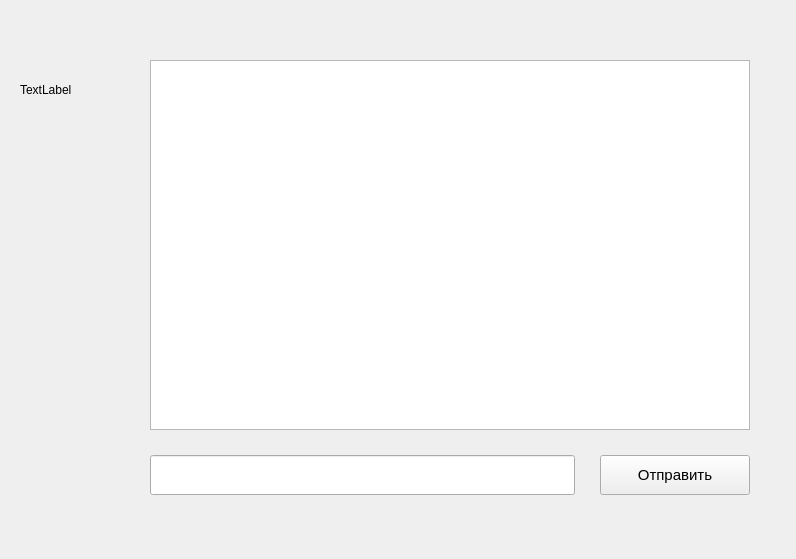
This is Client/dialog.ui in Kekuch13/messenger as Qt 5 draws it before an edit. The edited form follows.
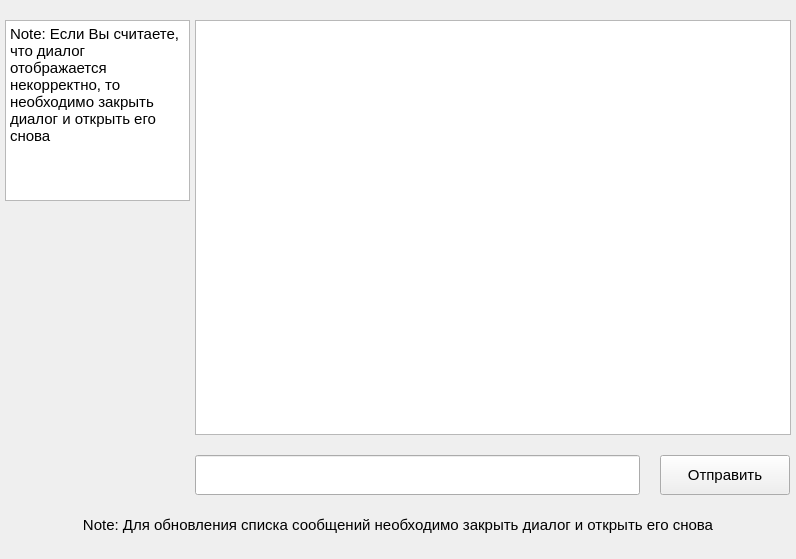
This is the edited form.

Commit message: добавил историю сообщений

```diff
--- a/Client/dialog.ui
+++ b/Client/dialog.ui
@@ -16,10 +16,10 @@
   <widget class="QTextBrowser" name="textBrowser">
    <property name="geometry">
     <rect>
-     <x>150</x>
-     <y>60</y>
-     <width>600</width>
-     <height>370</height>
+     <x>195</x>
+     <y>20</y>
+     <width>596</width>
+     <height>415</height>
     </rect>
    </property>
    <property name="font">
@@ -31,9 +31,9 @@
   <widget class="QPushButton" name="sendButton">
    <property name="geometry">
     <rect>
-     <x>600</x>
+     <x>660</x>
      <y>455</y>
-     <width>150</width>
+     <width>130</width>
      <height>40</height>
     </rect>
    </property>
@@ -46,42 +46,57 @@
     <string>Отправить</string>
    </property>
   </widget>
-  <widget class="QLabel" name="label">
-   <property name="geometry">
-    <rect>
-     <x>20</x>
-     <y>80</y>
-     <width>63</width>
-     <height>20</height>
-    </rect>
-   </property>
-   <property name="text">
-    <string>TextLabel</string>
-   </property>
-  </widget>
-  <widget class="QLabel" name="label_2">
-   <property name="geometry">
-    <rect>
-     <x>20</x>
-     <y>500</y>
-     <width>771</width>
-     <height>40</height>
-    </rect>
-   </property>
-   <property name="text">
-    <string/>
-   </property>
-  </widget>
   <widget class="QLineEdit" name="lineEdit">
    <property name="geometry">
     <rect>
-     <x>150</x>
+     <x>195</x>
      <y>455</y>
-     <width>425</width>
+     <width>445</width>
      <height>40</height>
     </rect>
    </property>
   </widget>
+  <widget class="QLabel" name="label">
+   <property name="geometry">
+    <rect>
+     <x>0</x>
+     <y>505</y>
+     <width>796</width>
+     <height>40</height>
+    </rect>
+   </property>
+   <property name="font">
+    <font>
+     <pointsize>11</pointsize>
+    </font>
+   </property>
+   <property name="text">
+    <string>Note: Для обновления списка сообщений необходимо закрыть диалог и открыть его снова</string>
+   </property>
+   <property name="alignment">
+    <set>Qt::AlignCenter</set>
+   </property>
+  </widget>
+  <widget class="QTextBrowser" name="textBrowser_2">
+   <property name="geometry">
+    <rect>
+     <x>5</x>
+     <y>20</y>
+     <width>185</width>
+     <height>181</height>
+    </rect>
+   </property>
+   <property name="html">
+    <string>&lt;!DOCTYPE HTML PUBLIC &quot;-//W3C//DTD HTML 4.0//EN&quot; &quot;http://www.w3.org/TR/REC-html40/strict.dtd&quot;&gt;
+&lt;html&gt;&lt;head&gt;&lt;meta name=&quot;qrichtext&quot; content=&quot;1&quot; /&gt;&lt;meta charset=&quot;utf-8&quot; /&gt;&lt;style type=&quot;text/css&quot;&gt;
+p, li { white-space: pre-wrap; }
+hr { height: 1px; border-width: 0; }
+li.unchecked::marker { content: &quot;\2610&quot;; }
+li.checked::marker { content: &quot;\2612&quot;; }
+&lt;/style&gt;&lt;/head&gt;&lt;body style=&quot; font-family:'Segoe UI'; font-size:9pt; font-weight:400; font-style:normal;&quot;&gt;
+&lt;p style=&quot; margin-top:0px; margin-bottom:0px; margin-left:0px; margin-right:0px; -qt-block-indent:0; text-indent:0px;&quot;&gt;&lt;span style=&quot; font-size:11pt;&quot;&gt;Note: Если Вы считаете, что диалог отображается некорректно, то необходимо закрыть диалог и открыть его снова&lt;/span&gt;&lt;/p&gt;&lt;/body&gt;&lt;/html&gt;</string>
+   </property>
+  </widget>
  </widget>
  <resources/>
  <connections/>
```
The commit also changes 8 other files.
